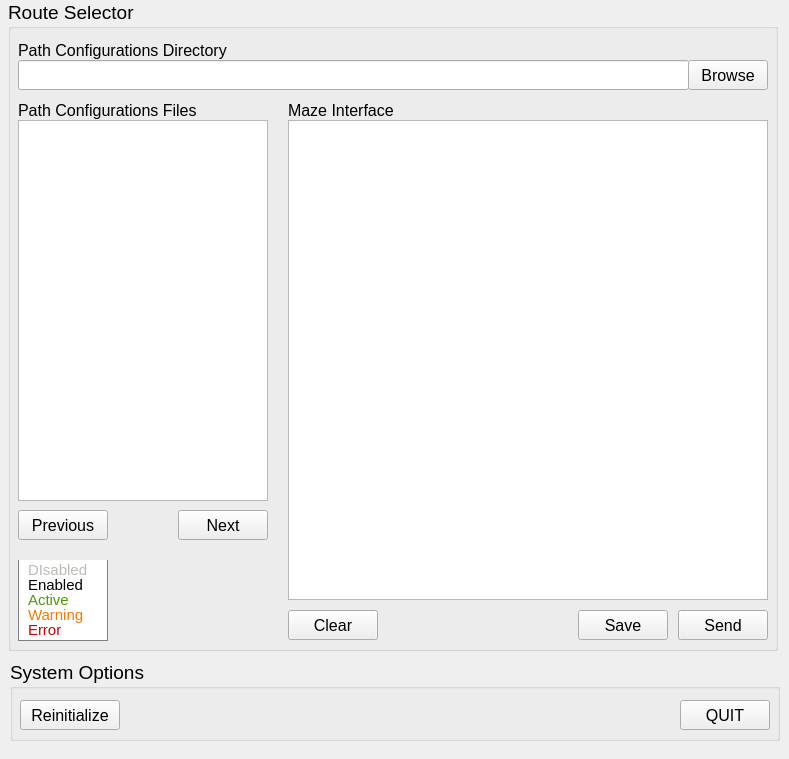
Above: src/omniroute_operation/src/three_by_three_interface/interface.ui from NC4Lab/omniroute_ubuntu_ws before the change. Below: the same form after it.
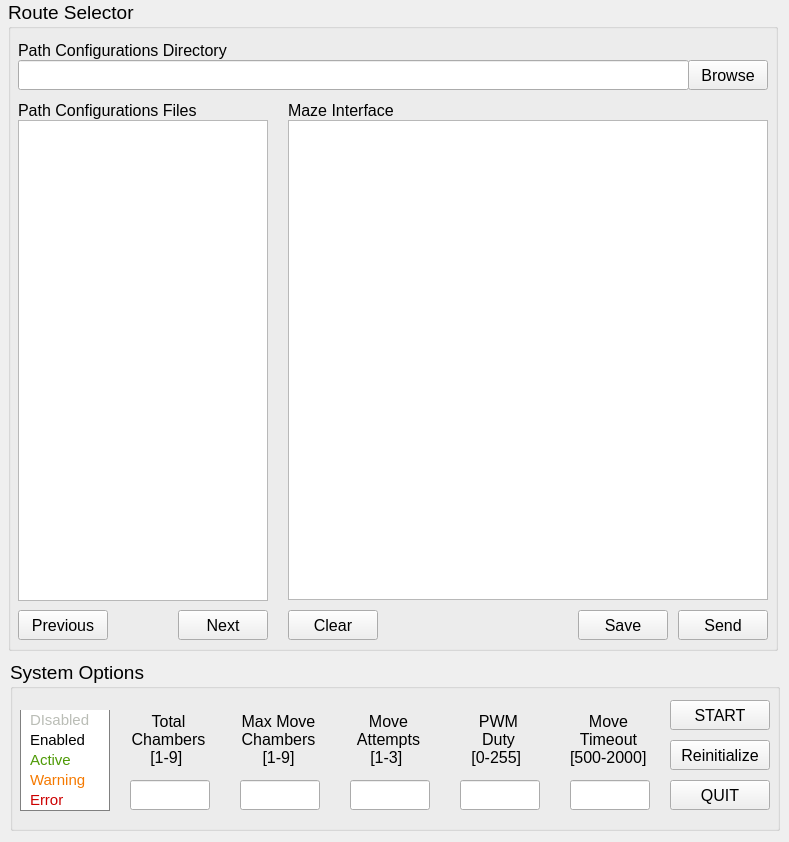
That is the form after the change.

The edit to the form file:
```diff
--- a/src/omniroute_operation/src/three_by_three_interface/interface.ui
+++ b/src/omniroute_operation/src/three_by_three_interface/interface.ui
@@ -10,7 +10,7 @@
     <x>0</x>
     <y>0</y>
     <width>789</width>
-    <height>759</height>
+    <height>842</height>
    </rect>
   </property>
   <property name="windowTitle">
@@ -88,7 +88,7 @@
     <property name="geometry">
      <rect>
       <x>10</x>
-      <y>510</y>
+      <y>610</y>
       <width>90</width>
       <height>30</height>
      </rect>
@@ -106,7 +106,7 @@
     <property name="geometry">
      <rect>
       <x>170</x>
-      <y>510</y>
+      <y>610</y>
       <width>90</width>
       <height>30</height>
      </rect>
@@ -126,7 +126,7 @@
       <x>10</x>
       <y>120</y>
       <width>250</width>
-      <height>381</height>
+      <height>481</height>
      </rect>
     </property>
     <property name="font">
@@ -217,13 +217,132 @@
      </rect>
     </property>
    </widget>
+   <widget class="QLabel" name="ardStausStatLabel">
+    <property name="geometry">
+     <rect>
+      <x>280</x>
+      <y>100</y>
+      <width>111</width>
+      <height>21</height>
+     </rect>
+    </property>
+    <property name="font">
+     <font>
+      <pointsize>12</pointsize>
+     </font>
+    </property>
+    <property name="text">
+     <string>Maze Interface</string>
+    </property>
+   </widget>
+  </widget>
+  <widget class="QGroupBox" name="systemGroupBox">
+   <property name="geometry">
+    <rect>
+     <x>10</x>
+     <y>660</y>
+     <width>770</width>
+     <height>171</height>
+    </rect>
+   </property>
+   <property name="font">
+    <font>
+     <pointsize>14</pointsize>
+    </font>
+   </property>
+   <property name="title">
+    <string>System Options</string>
+   </property>
+   <widget class="QPushButton" name="sysQuiteBtn">
+    <property name="geometry">
+     <rect>
+      <x>660</x>
+      <y>120</y>
+      <width>100</width>
+      <height>30</height>
+     </rect>
+    </property>
+    <property name="font">
+     <font>
+      <pointsize>12</pointsize>
+     </font>
+    </property>
+    <property name="text">
+     <string>QUIT</string>
+    </property>
+   </widget>
+   <widget class="QPushButton" name="sysReinitBtn">
+    <property name="geometry">
+     <rect>
+      <x>660</x>
+      <y>80</y>
+      <width>100</width>
+      <height>30</height>
+     </rect>
+    </property>
+    <property name="font">
+     <font>
+      <pointsize>12</pointsize>
+     </font>
+    </property>
+    <property name="text">
+     <string>Reinitialize</string>
+    </property>
+   </widget>
+   <widget class="QLineEdit" name="sysSettingEdit_1">
+    <property name="geometry">
+     <rect>
+      <x>120</x>
+      <y>120</y>
+      <width>80</width>
+      <height>30</height>
+     </rect>
+    </property>
+    <property name="font">
+     <font>
+      <pointsize>12</pointsize>
+     </font>
+    </property>
+    <property name="alignment">
+     <set>Qt::AlignCenter</set>
+    </property>
+   </widget>
+   <widget class="QLabel" name="sysSettingLabel_1">
+    <property name="geometry">
+     <rect>
+      <x>120</x>
+      <y>50</y>
+      <width>77</width>
+      <height>60</height>
+     </rect>
+    </property>
+    <property name="font">
+     <font>
+      <pointsize>12</pointsize>
+      <underline>false</underline>
+     </font>
+    </property>
+    <property name="text">
+     <string>&lt;html&gt;
+&lt;head/&gt;
+&lt;body&gt;
+&lt;p align=&quot;center&quot; style=&quot;line-height:100%;&quot;&gt;Total&lt;br&gt;Chambers&lt;br&gt;[1-9]&lt;/p&gt;
+&lt;/body&gt;
+&lt;/html&gt;
+
+</string>
+    </property>
+    <property name="alignment">
+     <set>Qt::AlignCenter</set>
+    </property>
+   </widget>
    <widget class="QGroupBox" name="keyGroupBox">
     <property name="geometry">
      <rect>
       <x>10</x>
-      <y>560</y>
+      <y>50</y>
       <width>90</width>
-      <height>81</height>
+      <height>101</height>
      </rect>
     </property>
     <property name="font">
@@ -251,9 +370,9 @@
      <property name="geometry">
       <rect>
        <x>10</x>
-       <y>60</y>
+       <y>80</y>
        <width>75</width>
-       <height>21</height>
+       <height>20</height>
       </rect>
      </property>
      <property name="font">
@@ -271,7 +390,7 @@
        <x>10</x>
        <y>0</y>
        <width>75</width>
-       <height>21</height>
+       <height>20</height>
       </rect>
      </property>
      <property name="font">
@@ -287,9 +406,9 @@
      <property name="geometry">
       <rect>
        <x>10</x>
-       <y>15</y>
+       <y>20</y>
        <width>75</width>
-       <height>21</height>
+       <height>20</height>
       </rect>
      </property>
      <property name="font">
@@ -305,9 +424,9 @@
      <property name="geometry">
       <rect>
        <x>10</x>
-       <y>45</y>
+       <y>60</y>
        <width>75</width>
-       <height>21</height>
+       <height>20</height>
       </rect>
      </property>
      <property name="font">
@@ -323,9 +442,9 @@
      <property name="geometry">
       <rect>
        <x>10</x>
-       <y>30</y>
+       <y>40</y>
        <width>75</width>
-       <height>21</height>
+       <height>20</height>
       </rect>
      </property>
      <property name="font">
@@ -338,64 +457,193 @@
      </property>
     </widget>
    </widget>
-   <widget class="QLabel" name="ardStausStatLabel">
+   <widget class="QLabel" name="sysSettingLabel_2">
     <property name="geometry">
      <rect>
-      <x>280</x>
-      <y>100</y>
-      <width>111</width>
-      <height>21</height>
+      <x>230</x>
+      <y>50</y>
+      <width>77</width>
+      <height>60</height>
      </rect>
     </property>
     <property name="font">
      <font>
       <pointsize>12</pointsize>
+      <underline>false</underline>
      </font>
     </property>
     <property name="text">
-     <string>Maze Interface</string>
+     <string>&lt;html&gt;
+&lt;head/&gt;
+&lt;body&gt;
+&lt;p align=&quot;center&quot; style=&quot;line-height:100%;&quot;&gt;Max Move&lt;br&gt;Chambers&lt;br&gt;[1-9]&lt;/p&gt;
+&lt;/body&gt;
+&lt;/html&gt;</string>
     </property>
+    <property name="alignment">
+     <set>Qt::AlignCenter</set>
+    </property>
    </widget>
-  </widget>
-  <widget class="QGroupBox" name="systemGroupBox">
-   <property name="geometry">
-    <rect>
-     <x>10</x>
-     <y>660</y>
-     <width>770</width>
-     <height>81</height>
-    </rect>
-   </property>
-   <property name="font">
-    <font>
-     <pointsize>14</pointsize>
-    </font>
-   </property>
-   <property name="title">
-    <string>System Options</string>
-   </property>
-   <widget class="QPushButton" name="sysQuiteBtn">
+   <widget class="QLabel" name="sysSettingLabel_3">
     <property name="geometry">
      <rect>
-      <x>670</x>
-      <y>40</y>
-      <width>90</width>
-      <height>30</height>
+      <x>340</x>
+      <y>50</y>
+      <width>77</width>
+      <height>60</height>
      </rect>
     </property>
     <property name="font">
      <font>
       <pointsize>12</pointsize>
+      <underline>false</underline>
      </font>
     </property>
     <property name="text">
-     <string>QUIT</string>
+     <string>&lt;html&gt;
+&lt;head/&gt;
+&lt;body&gt;
+&lt;p align=&quot;center&quot; style=&quot;line-height:100%;&quot;&gt;Move&lt;br&gt;Attempts&lt;br&gt;[1-3]&lt;/p&gt;
+&lt;/body&gt;
+&lt;/html&gt;
+</string>
     </property>
+    <property name="alignment">
+     <set>Qt::AlignCenter</set>
+    </property>
    </widget>
-   <widget class="QPushButton" name="sysReinitBtn">
+   <widget class="QLabel" name="sysSettingLabel_4">
     <property name="geometry">
      <rect>
-      <x>10</x>
+      <x>450</x>
+      <y>50</y>
+      <width>77</width>
+      <height>60</height>
+     </rect>
+    </property>
+    <property name="font">
+     <font>
+      <pointsize>12</pointsize>
+      <underline>false</underline>
+     </font>
+    </property>
+    <property name="text">
+     <string>&lt;html&gt;
+&lt;head/&gt;
+&lt;body&gt;
+&lt;p align=&quot;center&quot; style=&quot;line-height:100%;&quot;&gt;PWM&lt;br&gt;Duty&lt;br&gt;[0-255]&lt;/p&gt;
+&lt;/body&gt;
+&lt;/html&gt;
+</string>
+    </property>
+    <property name="alignment">
+     <set>Qt::AlignCenter</set>
+    </property>
+   </widget>
+   <widget class="QLabel" name="sysSettingLabel_5">
+    <property name="geometry">
+     <rect>
+      <x>560</x>
+      <y>50</y>
+      <width>77</width>
+      <height>60</height>
+     </rect>
+    </property>
+    <property name="font">
+     <font>
+      <pointsize>12</pointsize>
+      <underline>false</underline>
+     </font>
+    </property>
+    <property name="text">
+     <string>&lt;html&gt;
+&lt;head/&gt;
+&lt;body&gt;
+&lt;p align=&quot;center&quot; style=&quot;line-height:100%;&quot;&gt;Move&lt;br&gt;Timeout&lt;br&gt;[500-2000]&lt;/p&gt;
+&lt;/body&gt;
+&lt;/html&gt;
+</string>
+    </property>
+    <property name="alignment">
+     <set>Qt::AlignCenter</set>
+    </property>
+   </widget>
+   <widget class="QLineEdit" name="sysSettingEdit_2">
+    <property name="geometry">
+     <rect>
+      <x>230</x>
+      <y>120</y>
+      <width>80</width>
+      <height>30</height>
+     </rect>
+    </property>
+    <property name="font">
+     <font>
+      <pointsize>12</pointsize>
+     </font>
+    </property>
+    <property name="alignment">
+     <set>Qt::AlignCenter</set>
+    </property>
+   </widget>
+   <widget class="QLineEdit" name="sysSettingEdit_3">
+    <property name="geometry">
+     <rect>
+      <x>340</x>
+      <y>120</y>
+      <width>80</width>
+      <height>30</height>
+     </rect>
+    </property>
+    <property name="font">
+     <font>
+      <pointsize>12</pointsize>
+     </font>
+    </property>
+    <property name="alignment">
+     <set>Qt::AlignCenter</set>
+    </property>
+   </widget>
+   <widget class="QLineEdit" name="sysSettingEdit_4">
+    <property name="geometry">
+     <rect>
+      <x>450</x>
+      <y>120</y>
+      <width>80</width>
+      <height>30</height>
+     </rect>
+    </property>
+    <property name="font">
+     <font>
+      <pointsize>12</pointsize>
+     </font>
+    </property>
+    <property name="alignment">
+     <set>Qt::AlignCenter</set>
+    </property>
+   </widget>
+   <widget class="QLineEdit" name="sysSettingEdit_5">
+    <property name="geometry">
+     <rect>
+      <x>560</x>
+      <y>120</y>
+      <width>80</width>
+      <height>30</height>
+     </rect>
+    </property>
+    <property name="font">
+     <font>
+      <pointsize>12</pointsize>
+     </font>
+    </property>
+    <property name="alignment">
+     <set>Qt::AlignCenter</set>
+    </property>
+   </widget>
+   <widget class="QPushButton" name="sysStartBtn">
+    <property name="geometry">
+     <rect>
+      <x>660</x>
       <y>40</y>
       <width>100</width>
       <height>30</height>
@@ -407,7 +655,7 @@
      </font>
     </property>
     <property name="text">
-     <string>Reinitialize</string>
+     <string>START</string>
     </property>
    </widget>
   </widget>
```
